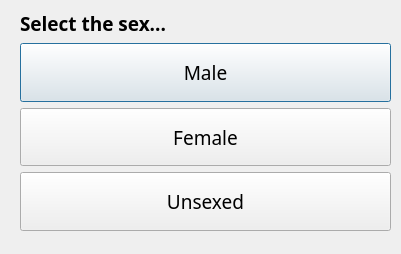
Qt form ui/SexSelUnknownDlg.ui (aliciabillings-noaa/CLAMS) before a commit.
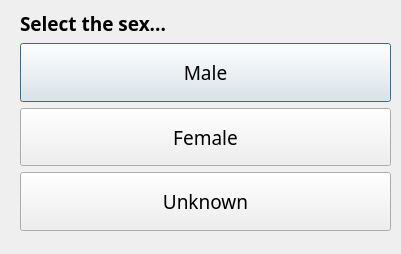
The same form after that commit.

Patch:
```diff
--- a/ui/SexSelUnknownDlg.ui
+++ b/ui/SexSelUnknownDlg.ui
@@ -109,7 +109,7 @@
        </font>
       </property>
       <property name="text">
-       <string>Unsexed</string>
+       <string>Unknown</string>
       </property>
      </widget>
     </item>
```
Left out of the diff: 2 changed lines with no effect on the pictures.
